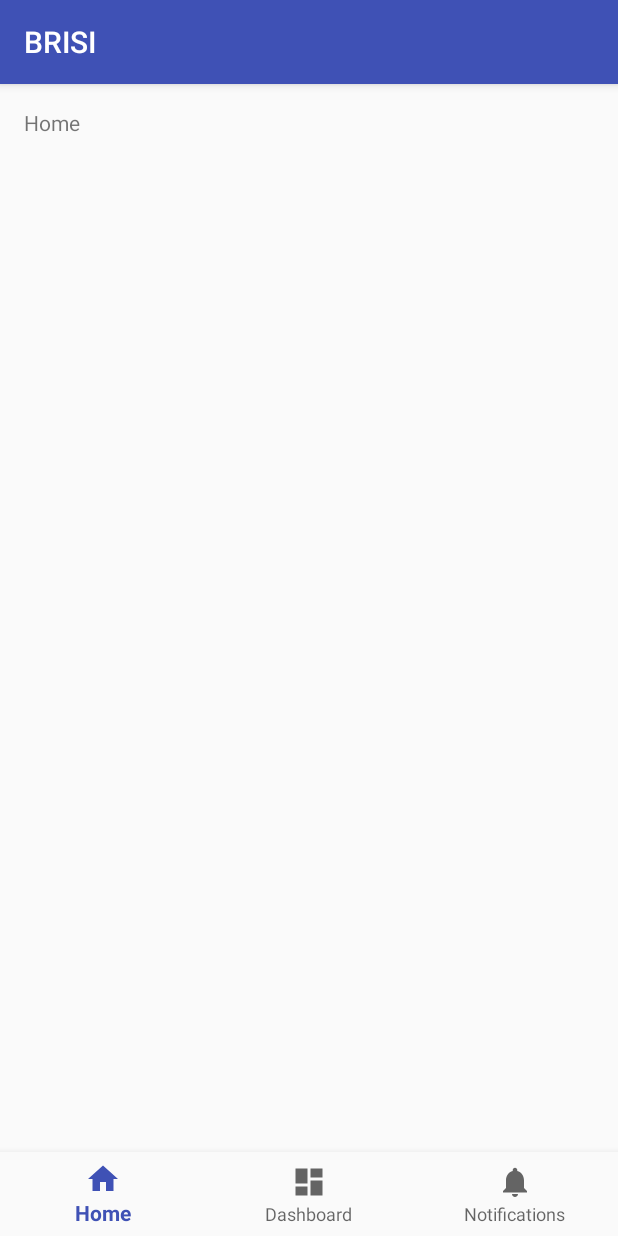
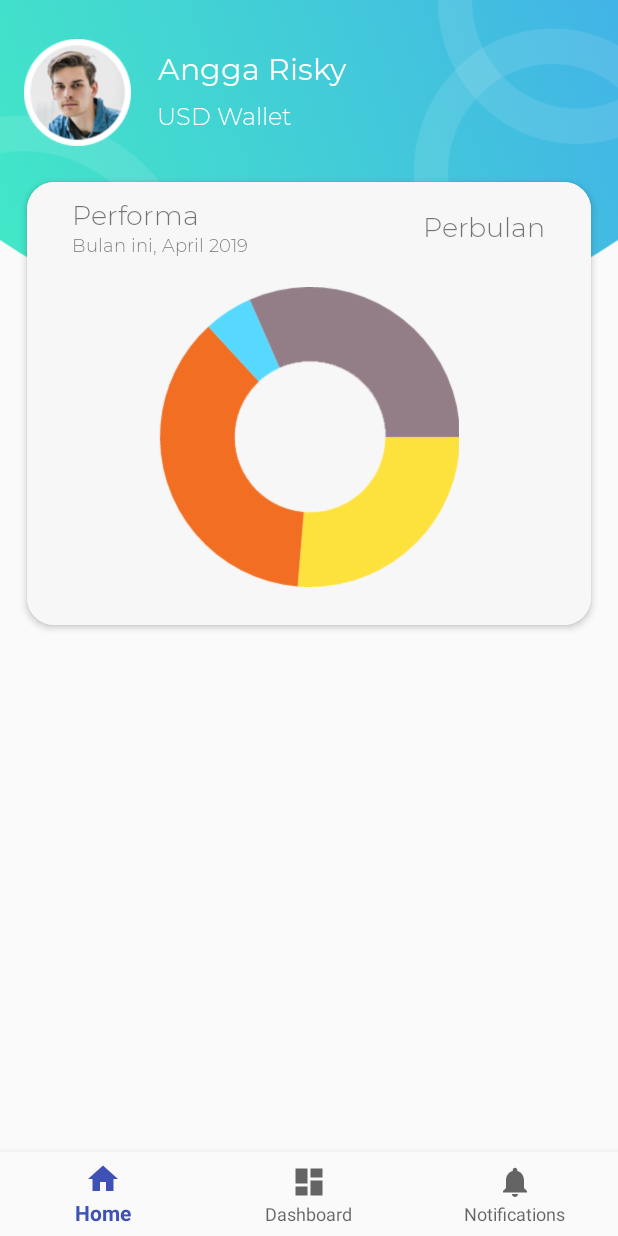
Before and after one commit to ekipaol/ikurma_pemutus, an Android app: the screen it shows after launch (MainActivity), on a phone screen of 412 x 824 dp. Run offline under Robolectric (Android 15) with nearby library versions, the phone set to English and light mode, and no system bars; our stand-ins replace ButterKnife.

Commit message:
[Update] Design Home Layout

```diff
--- a/app/build.gradle
+++ b/app/build.gradle
@@ -24,6 +24,8 @@ dependencies {
     implementation 'com.android.support:design:27.1.1'
     implementation 'com.android.support:cardview-v7:27.1.1'
     implementation 'com.android.support.constraint:constraint-layout:1.0.2'
+    implementation 'com.jakewharton:butterknife:8.8.1'
+    annotationProcessor 'com.jakewharton:butterknife-compiler:8.8.1'
     testImplementation 'junit:junit:4.12'
     androidTestImplementation 'com.android.support.test:runner:0.5'
     androidTestImplementation 'com.android.support.test.espresso:espresso-core:2.2.2'
--- a/app/src/main/java/com/application/bris/brisi/MainActivity.java
+++ b/app/src/main/java/com/application/bris/brisi/MainActivity.java
@@ -2,14 +2,25 @@ package com.application.bris.brisi;
 
 import android.os.Bundle;
 import android.support.annotation.NonNull;
+import android.support.design.widget.AppBarLayout;
 import android.support.design.widget.BottomNavigationView;
+import android.support.design.widget.CollapsingToolbarLayout;
 import android.support.v7.app.AppCompatActivity;
 import android.view.MenuItem;
-import android.widget.TextView;
+import android.support.v7.widget.Toolbar;
+
+import butterknife.BindView;
+import butterknife.ButterKnife;
 
 public class MainActivity extends AppCompatActivity {
-
-    private TextView mTextMessage;
+//    @BindView(R.id.appbar)
+//    AppBarLayout appbar;
+//    @BindView(R.id.collapsing_toolbar)
+//    CollapsingToolbarLayout collapsing_toolbar;
+//    @BindView(R.id.toolbar)
+//    Toolbar toolbar;
+    @BindView(R.id.navigation)
+    BottomNavigationView navigation;
 
     private BottomNavigationView.OnNavigationItemSelectedListener mOnNavigationItemSelectedListener
             = new BottomNavigationView.OnNavigationItemSelectedListener() {
@@ -18,13 +29,10 @@ public class MainActivity extends AppCompatActivity {
         public boolean onNavigationItemSelected(@NonNull MenuItem item) {
             switch (item.getItemId()) {
                 case R.id.navigation_home:
-                    mTextMessage.setText(R.string.title_home);
                     return true;
                 case R.id.navigation_dashboard:
-                    mTextMessage.setText(R.string.title_dashboard);
                     return true;
                 case R.id.navigation_notifications:
-                    mTextMessage.setText(R.string.title_notifications);
                     return true;
             }
             return false;
@@ -35,10 +43,12 @@ public class MainActivity extends AppCompatActivity {
     protected void onCreate(Bundle savedInstanceState) {
         super.onCreate(savedInstanceState);
         setContentView(R.layout.activity_main);
+        ButterKnife.bind(this);
+        navigation.setOnNavigationItemSelectedListener(mOnNavigationItemSelectedListener);
+//        setSupportActionBar(toolbar);
+//        collapsing_toolbar.setCollapsedTitleTextColor(getApplicationContext().getResources().getColor(R.color.colorWhite));
+//        collapsing_toolbar.setExpandedTitleColor(getApplicationContext().getResources().getColor(R.color.colorPrimary));
 
-        mTextMessage = (TextView) findViewById(R.id.message);
-        BottomNavigationView navigation = (BottomNavigationView) findViewById(R.id.navigation);
-        navigation.setOnNavigationItemSelectedListener(mOnNavigationItemSelectedListener);
     }
 
 }
--- a/app/src/main/res/layout/activity_main.xml
+++ b/app/src/main/res/layout/activity_main.xml
@@ -1,5 +1,6 @@
 <?xml version="1.0" encoding="utf-8"?>
-<android.support.constraint.ConstraintLayout xmlns:android="http://schemas.android.com/apk/res/android"
+<android.support.constraint.ConstraintLayout
+    xmlns:android="http://schemas.android.com/apk/res/android"
     xmlns:app="http://schemas.android.com/apk/res-auto"
     xmlns:tools="http://schemas.android.com/tools"
     android:id="@+id/container"
@@ -7,16 +8,131 @@
     android:layout_height="match_parent"
     tools:context="com.application.bris.brisi.MainActivity">
 
+    <View
+        android:layout_width="match_parent"
+        android:layout_height="230dp"
+        android:layout_marginEnd="0dp"
+        android:layout_marginStart="0dp"
+        android:layout_marginTop="0dp"
+        android:background="@drawable/bgheader"
+        app:layout_constraintEnd_toEndOf="parent"
+        app:layout_constraintStart_toStartOf="parent"
+        app:layout_constraintTop_toTopOf="parent" />
+
+    <ImageView
+        android:id="@+id/imageView2"
+        android:layout_width="71dp"
+        android:layout_height="71dp"
+        android:layout_marginLeft="16dp"
+        android:layout_marginTop="26dp"
+        android:src="@drawable/userpic"
+        app:layout_constraintStart_toStartOf="parent"
+        app:layout_constraintTop_toTopOf="parent" />
+
     <TextView
-        android:id="@+id/message"
+        android:id="@+id/nameuser"
         android:layout_width="wrap_content"
         android:layout_height="wrap_content"
-        android:layout_marginLeft="@dimen/activity_horizontal_margin"
-        android:layout_marginStart="@dimen/activity_horizontal_margin"
-        android:layout_marginTop="@dimen/activity_vertical_margin"
-        android:text="@string/title_home"
-        app:layout_constraintLeft_toLeftOf="parent"
+        android:layout_marginLeft="18dp"
+        android:layout_marginTop="32dp"
+        android:text="Angga Risky"
+        android:textColor="#FFF"
+        android:fontFamily="@font/mr"
+        android:textSize="20sp"
+        app:layout_constraintStart_toEndOf="@+id/imageView2"
         app:layout_constraintTop_toTopOf="parent" />
+
+    <TextView
+        android:id="@+id/walletuser"
+        android:layout_width="wrap_content"
+        android:layout_height="wrap_content"
+        android:layout_marginLeft="17dp"
+        android:layout_marginTop="8dp"
+        android:text="USD Wallet"
+        android:fontFamily="@font/ml"
+        android:textColor="#FFF"
+        android:textSize="16sp"
+        app:layout_constraintStart_toEndOf="@+id/imageView2"
+        app:layout_constraintTop_toBottomOf="@+id/nameuser" />
+
+
+    <android.support.v7.widget.CardView
+        android:id="@+id/cardView"
+        android:layout_width="match_parent"
+        android:layout_height="wrap_content"
+        android:layout_marginLeft="18dp"
+        android:layout_marginRight="18dp"
+        android:layout_marginTop="24dp"
+        app:cardCornerRadius="18dp"
+        app:cardElevation="3dp"
+        app:layout_constraintEnd_toEndOf="parent"
+        app:layout_constraintHorizontal_bias="0.0"
+        app:layout_constraintStart_toStartOf="parent"
+        app:layout_constraintTop_toBottomOf="@+id/imageView2">
+
+        <LinearLayout
+            android:layout_width="match_parent"
+            android:layout_height="wrap_content"
+            android:layout_gravity="center_vertical"
+            android:padding="10dp"
+            android:background="@color/colorBackgroundGrey1"
+            android:orientation="vertical">
+
+            <LinearLayout
+                android:layout_width="match_parent"
+                android:layout_height="wrap_content"
+                android:orientation="horizontal">
+                <LinearLayout
+                    android:layout_width="match_parent"
+                    android:layout_height="wrap_content"
+                    android:orientation="vertical"
+                    android:paddingLeft="20dp"
+                    android:layout_weight="1">
+                    <TextView
+                        android:layout_width="wrap_content"
+                        android:layout_height="wrap_content"
+                        android:text="Performa"
+                        android:textSize="18dp"
+                        android:fontFamily="@font/ml"
+                        />
+
+                    <TextView
+                        android:layout_width="wrap_content"
+                        android:layout_height="wrap_content"
+                        android:text="Bulan ini, April 2019"
+                        android:textSize="12dp"
+                        android:fontFamily="@font/ml"
+                        />
+                </LinearLayout>
+
+                <TextView
+                    android:layout_width="wrap_content"
+                    android:layout_height="wrap_content"
+                    android:text="Perbulan"
+                    android:textSize="18dp"
+                    android:fontFamily="@font/ml"
+                    android:paddingRight="20dp"
+                    android:layout_gravity="center_vertical"
+                    />
+            </LinearLayout>
+
+            <ImageView
+                android:layout_gravity="center_horizontal"
+                android:layout_marginTop="20dp"
+                android:layout_marginBottom="15dp"
+                android:paddingLeft="30dp"
+                android:paddingRight="30dp"
+                android:layout_width="200dp"
+                android:layout_height="200dp"
+                android:scaleType="centerCrop"
+                android:src="@drawable/chart_sample"/>
+
+        </LinearLayout>
+    </android.support.v7.widget.CardView>
+
+
+
+
 
     <android.support.design.widget.BottomNavigationView
         android:id="@+id/navigation"
--- a/app/src/main/res/values/colors.xml
+++ b/app/src/main/res/values/colors.xml
@@ -3,4 +3,8 @@
     <color name="colorPrimary">#3F51B5</color>
     <color name="colorPrimaryDark">#303F9F</color>
     <color name="colorAccent">#FF4081</color>
+    <color name="colorWhite">#FFFFFF</color>
+    <color name="colorOnBackground">#7E8088</color>
+    <color name="colorBackgroundTransparent">#00FFFFFF</color>
+    <color name="colorBackgroundGrey1">#f7f7f7</color>
 </resources>
--- a/app/src/main/res/values/styles.xml
+++ b/app/src/main/res/values/styles.xml
@@ -1,11 +1,13 @@
 <resources>
 
     <!-- Base application theme. -->
-    <style name="AppTheme" parent="Theme.AppCompat.Light.DarkActionBar">
+    <style name="AppTheme" parent="Theme.AppCompat.Light.NoActionBar">
         <!-- Customize your theme here. -->
         <item name="colorPrimary">@color/colorPrimary</item>
         <item name="colorPrimaryDark">@color/colorPrimaryDark</item>
         <item name="colorAccent">@color/colorAccent</item>
     </style>
 
+    <style name="AppTheme.PopupOverlay" parent="ThemeOverlay.AppCompat.Light" />
+
 </resources>
```
Also changed, not shown: app/src/main/res/font/myprior.xml (added, +17 -0 lines), app/src/main/res/layout/activity_main2.xml (added, +143 -0 lines), app/src/main/res/drawable/bg_gradient.jpg (added), app/src/main/res/drawable/bgheader.png (added), app/src/main/res/drawable/chart_sample.png (added), app/src/main/res/drawable/userpic.png (added), app/src/main/res/font/ml.ttf (added), app/src/main/res/font/mm.ttf (added), app/src/main/res/font/mr.ttf (added).
